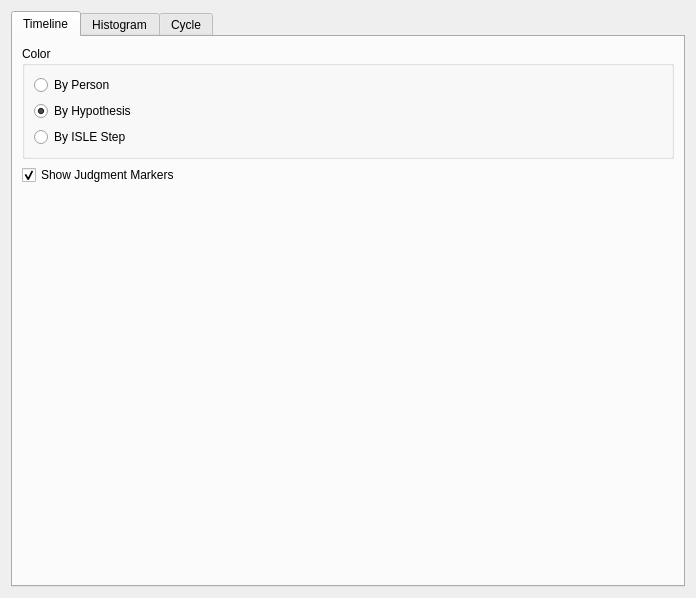
Old version of the form optionswidget.ui in the repository Noughmad/Isle.
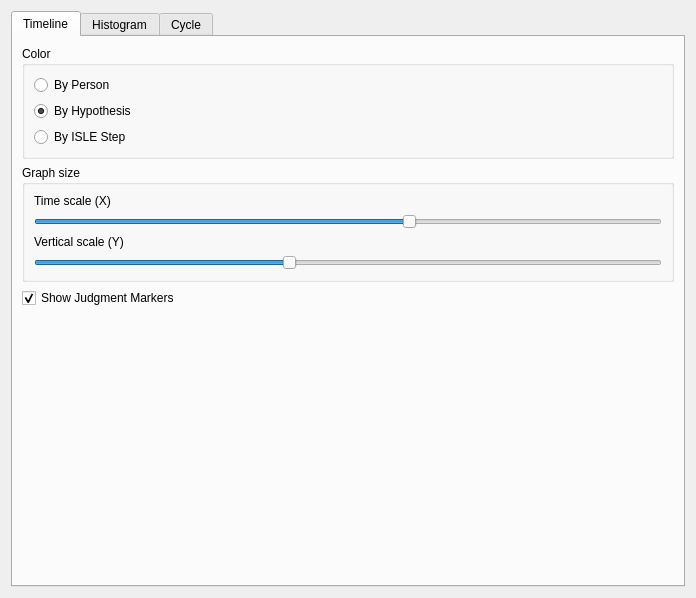
New version of the form. The open tabs and pages were chosen to show the change.

Commit message: Enable setting the X and Y timeline scales

Diff of the .ui file:
```diff
--- a/optionswidget.ui
+++ b/optionswidget.ui
@@ -57,6 +57,52 @@
          </layout>
         </widget>
        </item>
+       <item>
+        <widget class="QGroupBox" name="groupBox_4">
+         <property name="title">
+          <string>Graph size</string>
+         </property>
+         <layout class="QVBoxLayout" name="verticalLayout_7">
+          <item>
+           <widget class="QLabel" name="label_5">
+            <property name="text">
+             <string>Time scale (X)</string>
+            </property>
+           </widget>
+          </item>
+          <item>
+           <widget class="QSlider" name="xScaleSlider">
+            <property name="maximum">
+             <number>50</number>
+            </property>
+            <property name="value">
+             <number>30</number>
+            </property>
+            <property name="orientation">
+             <enum>Qt::Horizontal</enum>
+            </property>
+           </widget>
+          </item>
+          <item>
+           <widget class="QLabel" name="label_6">
+            <property name="text">
+             <string>Vertical scale (Y)</string>
+            </property>
+           </widget>
+          </item>
+          <item>
+           <widget class="QSlider" name="yScaleSlider">
+            <property name="value">
+             <number>40</number>
+            </property>
+            <property name="orientation">
+             <enum>Qt::Horizontal</enum>
+            </property>
+           </widget>
+          </item>
+         </layout>
+        </widget>
+       </item>
        <item>
         <widget class="QCheckBox" name="showJudgment">
          <property name="text">
```
Left out of the diff: 2 changed lines with no effect on the pictures. The commit also changes 2 other files.
